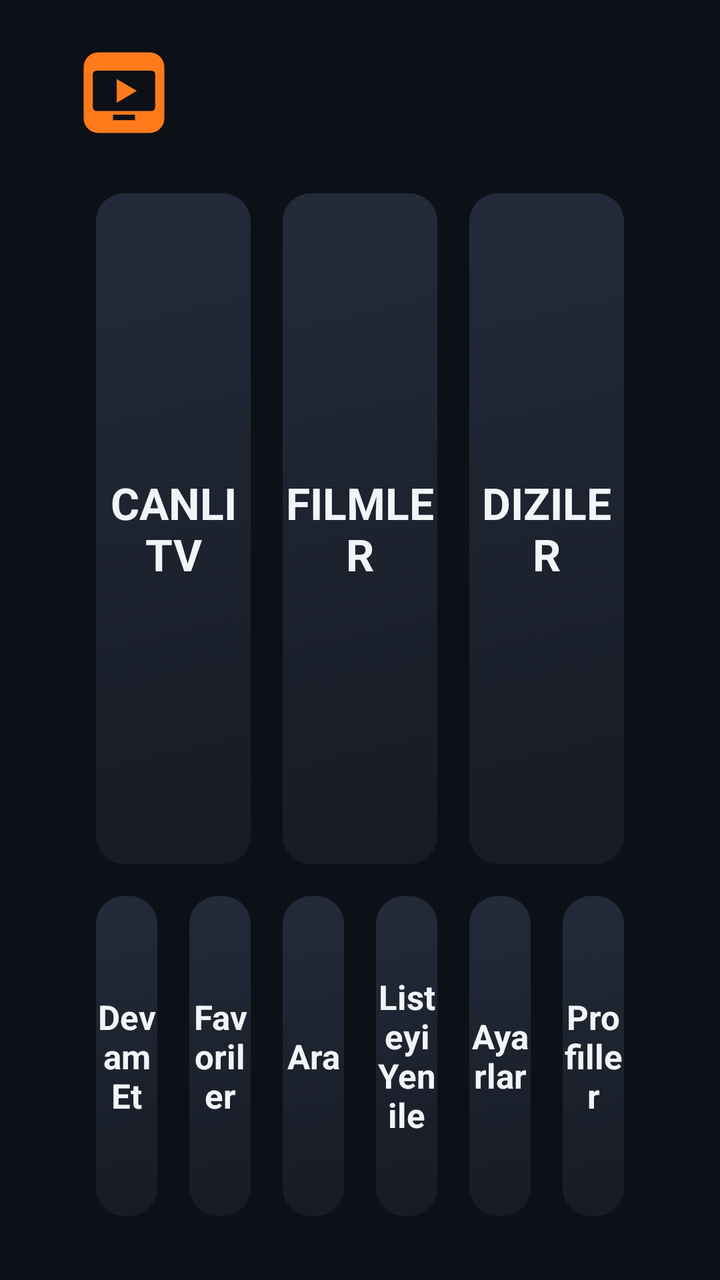
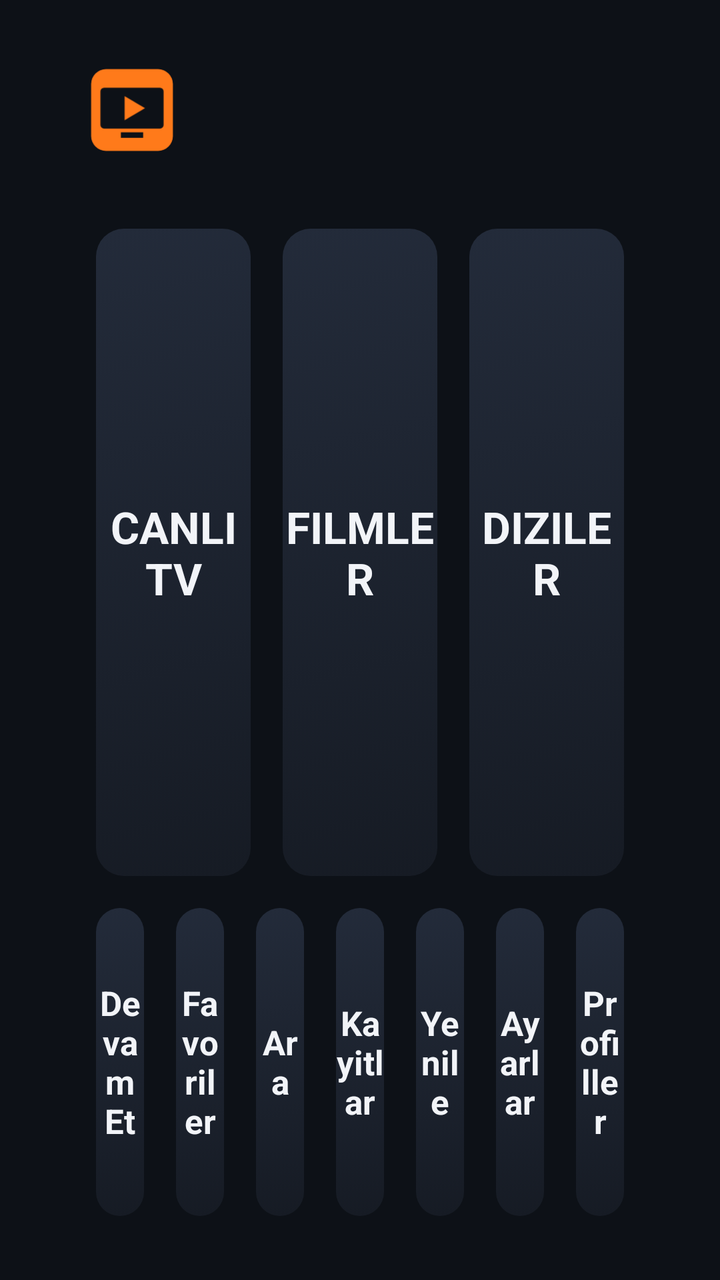

Screens rendered from an Android XML layout before and after an edit, with the pre-edit source and the edit as a unified diff.
<!-- AndroidManifest.xml: application theme AppTheme -->
<!-- res/layout/activity_home.xml -->
<?xml version="1.0" encoding="utf-8"?>
<LinearLayout xmlns:android="http://schemas.android.com/apk/res/android"
    android:layout_width="match_parent"
    android:layout_height="match_parent"
    android:orientation="vertical"
    android:paddingBottom="24dp"
    android:paddingLeft="40dp"
    android:paddingRight="40dp"
    android:paddingTop="24dp">

    <LinearLayout
        android:layout_width="match_parent"
        android:layout_height="wrap_content"
        android:gravity="center_vertical"
        android:orientation="horizontal">

        <ImageView
            android:layout_width="44dp"
            android:layout_height="44dp"
            android:src="@drawable/ic_launcher" />

        <LinearLayout
            android:layout_width="0dp"
            android:layout_height="wrap_content"
            android:layout_marginLeft="12dp"
            android:layout_weight="1"
            android:orientation="vertical">

            <TextView
                android:id="@+id/profile"
                android:layout_width="wrap_content"
                android:layout_height="wrap_content"
                android:textColor="@color/text"
                android:textSize="20sp"
                android:textStyle="bold" />

            <TextView
                android:id="@+id/account"
                android:layout_width="wrap_content"
                android:layout_height="wrap_content"
                android:textColor="@color/text2"
                android:textSize="13sp" />
        </LinearLayout>

        <TextView
            android:id="@+id/clock"
            android:layout_width="wrap_content"
            android:layout_height="wrap_content"
            android:gravity="right"
            android:textColor="@color/text"
            android:textSize="22sp" />
    </LinearLayout>

    <LinearLayout
        android:layout_width="match_parent"
        android:layout_height="0dp"
        android:layout_marginTop="20dp"
        android:layout_weight="2"
        android:orientation="horizontal">

        <Button android:id="@+id/tLive" style="@style/Tile" android:text="CANLI TV" android:nextFocusUp="@+id/tLive" />
        <Button android:id="@+id/tMovies" style="@style/Tile" android:text="FILMLER" android:nextFocusUp="@+id/tMovies" />
        <Button android:id="@+id/tSeries" style="@style/Tile" android:text="DIZILER" android:nextFocusUp="@+id/tSeries" />
    </LinearLayout>

    <LinearLayout
        android:layout_width="match_parent"
        android:layout_height="0dp"
        android:layout_weight="1"
        android:orientation="horizontal">

        <Button android:id="@+id/tContinue" style="@style/Tile" android:text="Devam Et" android:textSize="17sp" />
        <Button android:id="@+id/tFav" style="@style/Tile" android:text="Favoriler" android:textSize="17sp" />
        <Button android:id="@+id/tSearch" style="@style/Tile" android:text="Ara" android:textSize="17sp" />
        <Button android:id="@+id/tRefresh" style="@style/Tile" android:text="Listeyi Yenile" android:textSize="17sp" />
        <Button android:id="@+id/tSettings" style="@style/Tile" android:text="Ayarlar" android:textSize="17sp" />
        <Button android:id="@+id/tProfiles" style="@style/Tile" android:text="Profiller" android:textSize="17sp" />
    </LinearLayout>
</LinearLayout>
<!-- resources referenced by this layout -->
<resources>
  <color name="text">#FFF2F4F8</color>
  <color name="text2">#FF9AA4B5</color>
  <!-- drawable ic_launcher (drawable) -->
  <?xml version="1.0" encoding="utf-8"?>
  <vector xmlns:android="http://schemas.android.com/apk/res/android"
      android:width="48dp" android:height="48dp"
      android:viewportWidth="48" android:viewportHeight="48">
      <path android:fillColor="#FFFF7A1A"
          android:pathData="M10,2h28a8,8 0 0 1 8,8v28a8,8 0 0 1 -8,8h-28a8,8 0 0 1 -8,-8v-28a8,8 0 0 1 8,-8z" />
      <path android:fillColor="#FF0D1117"
          android:pathData="M9,12h30a2,2 0 0 1 2,2v18a2,2 0 0 1 -2,2h-30a2,2 0 0 1 -2,-2v-18a2,2 0 0 1 2,-2z" />
      <path android:fillColor="#FFFF7A1A" android:pathData="M20,16.5L31,23L20,29.5z" />
      <path android:fillColor="#FF0D1117" android:pathData="M18,36h12v3h-12z" />
  </vector>
  <style name="Tile">
          <item name="android:layout_width">0dp</item>
          <item name="android:layout_height">match_parent</item>
          <item name="android:layout_weight">1</item>
          <item name="android:layout_margin">8dp</item>
          <item name="android:background">@drawable/tile_bg</item>
          <item name="android:textColor">@color/text</item>
          <item name="android:textSize">22sp</item>
          <item name="android:textStyle">bold</item>
          <item name="android:gravity">center</item>
          <item name="android:focusable">true</item>
          <item name="android:drawablePadding">10dp</item>
      </style>
  <style name="AppTheme" parent="@android:style/Theme.Holo.NoActionBar.Fullscreen">
          <item name="android:windowBackground">@color/bg</item>
          <item name="android:textColor">@color/text</item>
          <item name="android:textColorPrimary">@color/text</item>
          <item name="android:textColorSecondary">@color/text2</item>
          <item name="android:colorBackground">@color/bg</item>
          <item name="android:windowContentOverlay">@null</item>
      </style>
  <!-- drawable tile_bg (drawable) -->
  <?xml version="1.0" encoding="utf-8"?>
  <selector xmlns:android="http://schemas.android.com/apk/res/android">
      <item android:state_pressed="true">
          <shape><solid android:color="@color/accent" /><corners android:radius="14dp" /></shape>
      </item>
      <item android:state_focused="true">
          <shape>
              <gradient android:angle="315" android:startColor="#FFFF7A1A" android:endColor="#FFB8460A" />
              <stroke android:width="3dp" android:color="#FFFFFFFF" />
              <corners android:radius="14dp" />
          </shape>
      </item>
      <item>
          <shape>
              <gradient android:angle="315" android:startColor="#FF232B3A" android:endColor="#FF161B24" />
              <corners android:radius="14dp" />
          </shape>
      </item>
  </selector>
  <color name="bg">#FF0D1117</color>
  <color name="accent">#FFFF7A1A</color>
</resources>

<!-- the commit's change to res/layout/activity_home.xml (unified diff, before → after) -->
@@ -15,9 +15,10 @@
         android:orientation="horizontal">
 
         <ImageView
-            android:layout_width="44dp"
-            android:layout_height="44dp"
-            android:src="@drawable/ic_launcher" />
+            android:layout_width="150dp"
+            android:layout_height="52dp"
+            android:scaleType="fitStart"
+            android:src="@drawable/logo_text" />
 
         <LinearLayout
             android:layout_width="0dp"
@@ -39,6 +40,13 @@
                 android:layout_width="wrap_content"
                 android:layout_height="wrap_content"
                 android:textColor="@color/text2"
+                android:textSize="13sp" />
+
+            <TextView
+                android:id="@+id/webInfo"
+                android:layout_width="wrap_content"
+                android:layout_height="wrap_content"
+                android:textColor="@color/accent"
                 android:textSize="13sp" />
         </LinearLayout>
 
@@ -72,7 +80,8 @@
         <Button android:id="@+id/tContinue" style="@style/Tile" android:text="Devam Et" android:textSize="17sp" />
         <Button android:id="@+id/tFav" style="@style/Tile" android:text="Favoriler" android:textSize="17sp" />
         <Button android:id="@+id/tSearch" style="@style/Tile" android:text="Ara" android:textSize="17sp" />
-        <Button android:id="@+id/tRefresh" style="@style/Tile" android:text="Listeyi Yenile" android:textSize="17sp" />
+        <Button android:id="@+id/tRec" style="@style/Tile" android:text="Kayitlar" android:textSize="17sp" />
+        <Button android:id="@+id/tRefresh" style="@style/Tile" android:text="Yenile" android:textSize="17sp" />
         <Button android:id="@+id/tSettings" style="@style/Tile" android:text="Ayarlar" android:textSize="17sp" />
         <Button android:id="@+id/tProfiles" style="@style/Tile" android:text="Profiller" android:textSize="17sp" />
     </LinearLayout>
<!-- resource entries referenced after the edit -->
@@ -2,6 +2,11 @@
 <resources>
   <color name="text">#FFF2F4F8</color>
   <color name="text2">#FF9AA4B5</color>
+  <!-- drawable logo_text (drawable) -->
+  <?xml version="1.0" encoding="utf-8"?>
+  <inset xmlns:android="http://schemas.android.com/apk/res/android"
+      android:drawable="@drawable/ic_launcher"
+      android:inset="4dp" />
   <!-- drawable ic_launcher (drawable) -->
   <?xml version="1.0" encoding="utf-8"?>
   <vector xmlns:android="http://schemas.android.com/apk/res/android"
